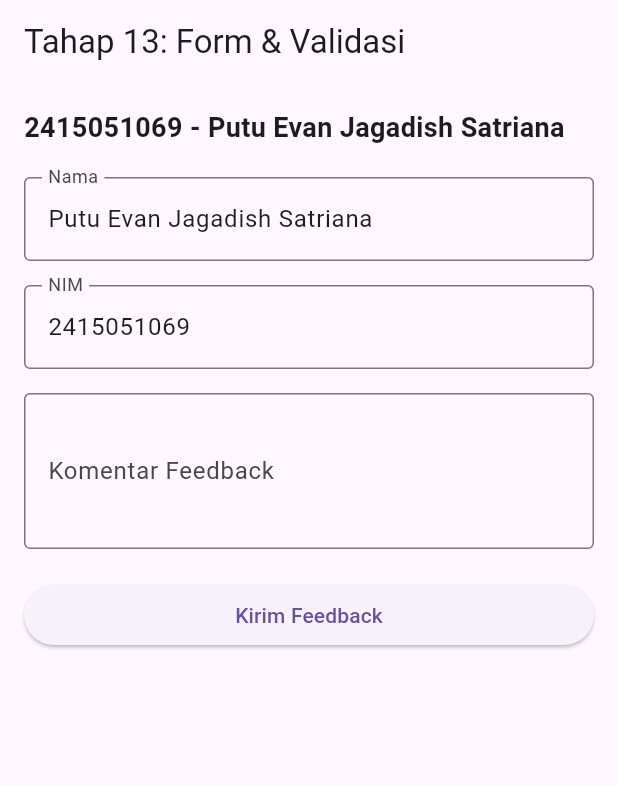
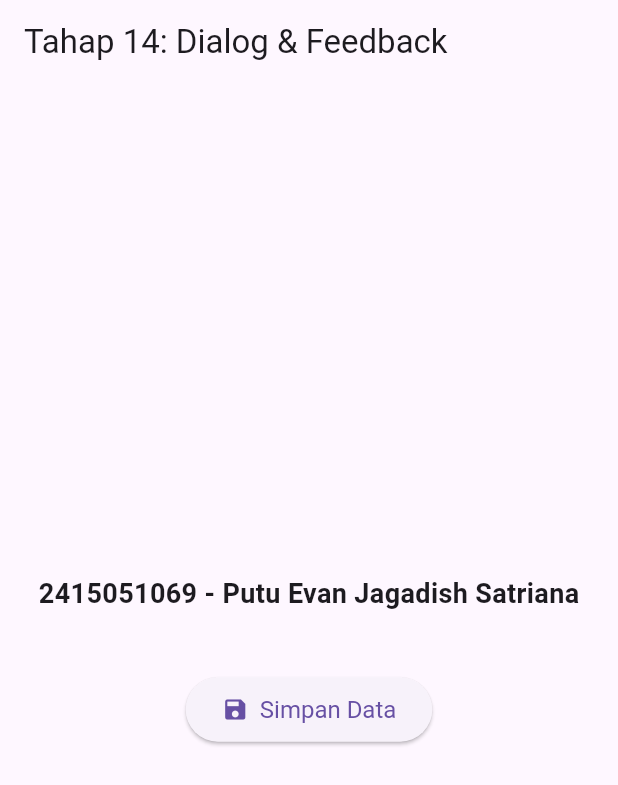
Before and after one commit to pannpanns/Course-Explorer, a Flutter app: the screen it shows after launch, on a phone screen of 412 x 824 dp. Shown: the top 785 px of the screen. Run offline on Flutter 3.47's test engine with Material 3 defaults, Android fonts, the phone set to English and light mode, and no system bars.

Commit message:
Tahap 14: Dialog, SnackBar dan loading

```diff
--- a/lib/main.dart
+++ b/lib/main.dart
@@ -14,90 +14,93 @@ class MyApp extends StatelessWidget {
   Widget build(BuildContext context) {
     return const MaterialApp(
       debugShowCheckedModeBanner: false,
-      home: FormValidationPage(),
+      home: FeedbackPage(),
     );
   }
 }
 
-class FormValidationPage extends StatefulWidget {
-  const FormValidationPage({super.key});
+class FeedbackPage extends StatefulWidget {
+  const FeedbackPage({super.key});
 
   @override
-  State<FormValidationPage> createState() => _FormValidationPageState();
+  State<FeedbackPage> createState() => _FeedbackPageState();
 }
 
-class _FormValidationPageState extends State<FormValidationPage> {
-  final _formKey = GlobalKey<FormState>();
+class _FeedbackPageState extends State<FeedbackPage> {
+  bool _isLoading = false;
+
+  void _submitData() async {
+    final bool? confirm = await showDialog<bool>(
+      context: context,
+      builder: (BuildContext context) {
+        return AlertDialog(
+          title: const Text('Konfirmasi'),
+          content: const Text('Lanjutkan proses penyimpanan data?'),
+          actions: [
+            TextButton(
+              onPressed: () => Navigator.pop(context, false),
+              child: const Text('Batal'),
+            ),
+            ElevatedButton(
+              onPressed: () => Navigator.pop(context, true),
+              child: const Text('Lanjutkan'),
+            ),
+          ],
+        );
+      },
+    );
+
+    if (confirm == true) {
+      setState(() {
+        _isLoading = true;
+      });
+
+      await Future.delayed(const Duration(seconds: 2));
+
+      if (mounted) {
+        setState(() {
+          _isLoading = false;
+        });
+
+        ScaffoldMessenger.of(context).showSnackBar(
+          const SnackBar(
+            content: Text('Data berhasil disimpan!'),
+            backgroundColor: Colors.green,
+            duration: Duration(seconds: 2),
+          ),
+        );
+      }
+    }
+  }
 
   @override
   Widget build(BuildContext context) {
     return Scaffold(
-      appBar: AppBar(title: const Text('Tahap 13: Form & Validasi')),
-      body: SingleChildScrollView(
-        padding: const EdgeInsets.all(16.0),
-        child: Form(
-          key: _formKey,
+      appBar: AppBar(title: const Text('Tahap 14: Dialog & Feedback')),
+      body: Center(
         child: Column(
-            crossAxisAlignment: CrossAxisAlignment.start,
+          mainAxisAlignment: MainAxisAlignment.center,
           children: [
             const Text(
               '$studentId - $studentName',
               style: TextStyle(fontSize: 18, fontWeight: FontWeight.bold),
             ),
-              const SizedBox(height: 20),
-              TextFormField(
-                initialValue: studentName,
-                decoration: const InputDecoration(
-                  labelText: 'Nama',
-                  border: OutlineInputBorder(),
-                ),
-                readOnly: true,
-              ),
-              const SizedBox(height: 16),
-              TextFormField(
-                initialValue: studentId,
-                decoration: const InputDecoration(
-                  labelText: 'NIM',
-                  border: OutlineInputBorder(),
-                ),
-                readOnly: true,
-              ),
-              const SizedBox(height: 16),
-              TextFormField(
-                decoration: const InputDecoration(
-                  labelText: 'Komentar Feedback',
-                  border: OutlineInputBorder(),
-                  hintText: 'Masukkan minimal 5 karakter',
-                ),
-                maxLines: 3,
-                validator: (value) {
-                  if (value == null || value.trim().isEmpty) {
-                    return 'Komentar wajib diisi';
-                  }
-                  if (value.trim().length < 5) {
-                    return 'Komentar minimal 5 karakter';
-                  }
-                  return null;
-                },
-              ),
-              const SizedBox(height: 20),
-              SizedBox(
-                width: double.infinity,
-                child: ElevatedButton(
-                  onPressed: () {
-                    if (_formKey.currentState!.validate()) {
-                      ScaffoldMessenger.of(context).showSnackBar(
-                        const SnackBar(content: Text('Feedback berhasil divalidasi dan dikirim!')),
-                      );
-                    }
-                  },
-                  child: const Text('Kirim Feedback'),
+            const SizedBox(height: 40),
+            if (_isLoading)
+              const CircularProgressIndicator()
+            else
+              ElevatedButton.icon(
+                onPressed: _submitData,
+                icon: const Icon(Icons.save),
+                label: const Text('Simpan Data'),
+                style: ElevatedButton.styleFrom(
+                  padding: const EdgeInsets.symmetric(horizontal: 24, vertical: 12),
+                  textStyle: const TextStyle(fontSize: 16),
                 ),
               ),
           ],
         ),
       ),
-      ),
     );
   }
 }
```
Lines whose indentation alone changed are shown as unchanged.
